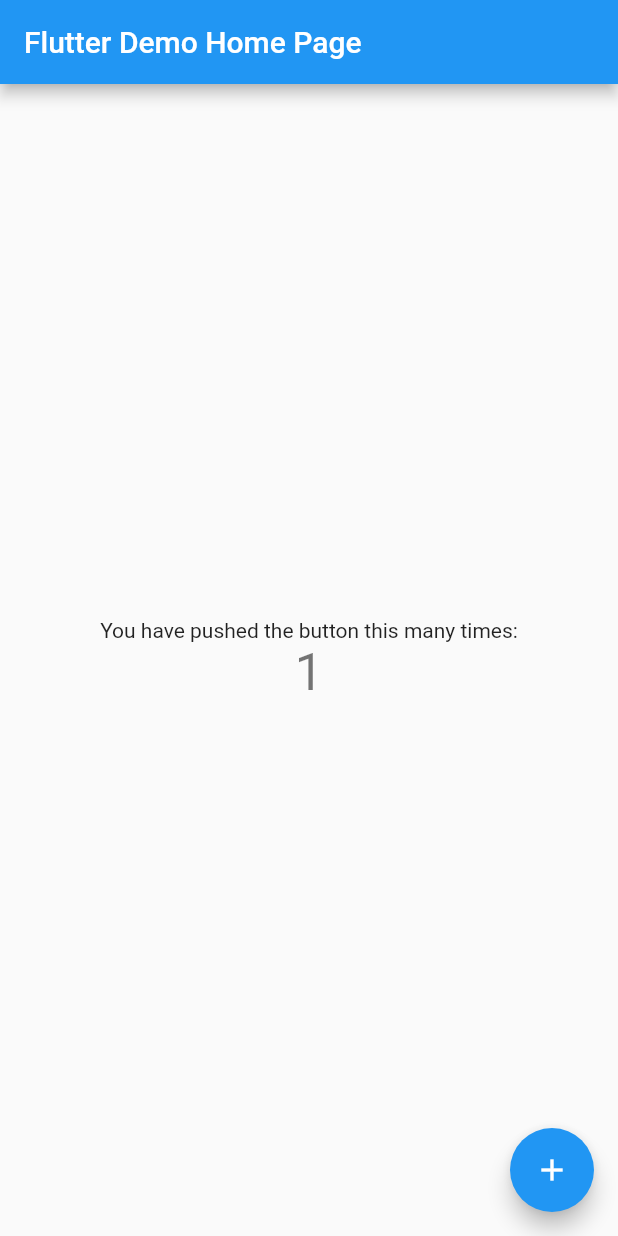
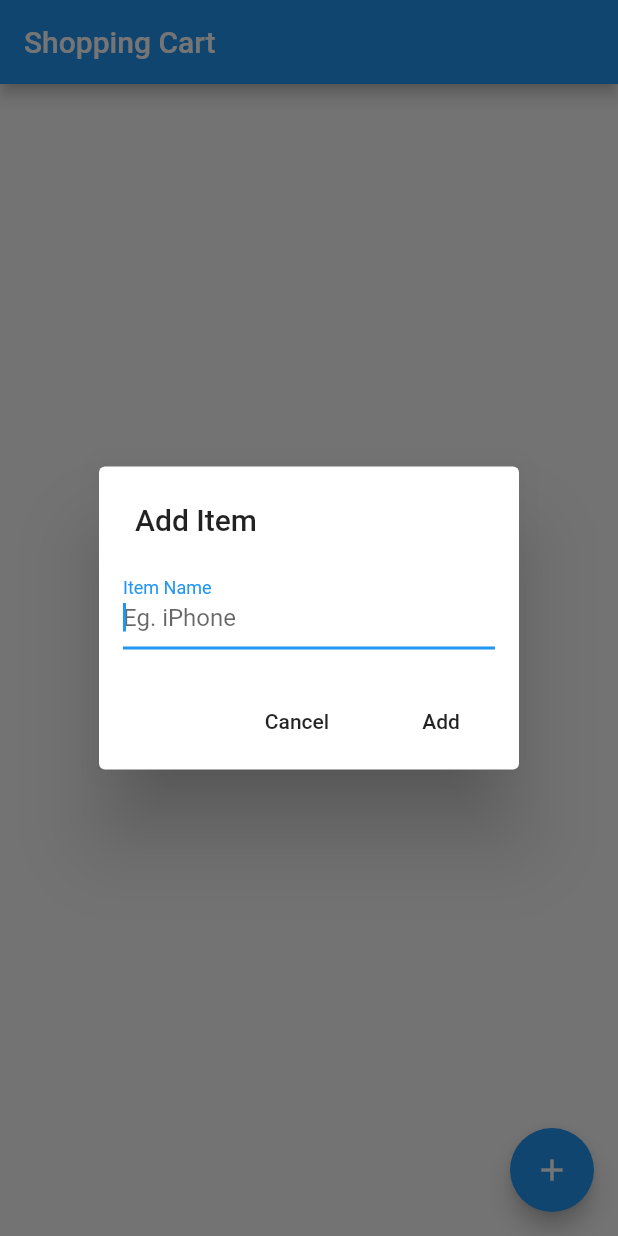
Before and after one commit to mkan0141/shopping_cart_redux, a Flutter app: the screen it shows after launch, after a tap on the "add" icon, on a phone screen of 412 x 824 dp. Run offline on Flutter 3.47's test engine with Material 2 defaults, Android fonts, the phone set to English and light mode, and no system bars; our stand-ins replace flutter_redux, redux.

```diff
--- a/lib/main.dart
+++ b/lib/main.dart
@@ -1,63 +1,166 @@
 import 'package:flutter/material.dart';
+import 'package:redux/redux.dart';
+import 'package:flutter_redux/flutter_redux.dart';
+import 'package:shopping_app/redux/state/model.dart';
+import 'package:shopping_app/redux/actions/actions.dart';
+import 'package:shopping_app/redux/reducers/reducers.dart';
 
-void main() => runApp(MyApp());
+void main() {
+  final store = new Store<List<CartItem>>(
+    cartItemsReducer,
+    initialState: new List(),
+  );
+  runApp(ShoppingApp(store));
+}
 
-class MyApp extends StatelessWidget {
+class ShoppingApp extends StatelessWidget {
+  final Store<List<CartItem>> store;
+
+  ShoppingApp(this.store);
+
   @override
   Widget build(BuildContext context) {
-    return MaterialApp(
+    return new StoreProvider(store: store, child: MaterialApp(
       title: 'Flutter Demo',
       theme: ThemeData(
         primarySwatch: Colors.blue,
       ),
-      home: MyHomePage(title: 'Flutter Demo Home Page'),
+      home: ShoppingCart(store),
+    ));
+  }
+}
+
+class ShoppingCart extends StatelessWidget {
+  final Store<List<CartItem>> store;
+
+  ShoppingCart(this.store);
+
+  @override
+  Widget build(BuildContext context) {
+    return new Scaffold(
+      appBar: new AppBar(
+        title: new Text("Shopping Cart"),
+      ),
+      body: new ShoppingList(),
+      floatingActionButton: new FloatingActionButton(
+          onPressed: () => _openAddItemDialog(context),
+        child: new Icon(Icons.add),
+      ),
+    );
+  }
+
+  _openAddItemDialog(BuildContext context) {
+    showDialog(context: context, builder: (context) => new AddItemDialog());
+  }
+
+}
+
+
+class ShoppingList extends StatelessWidget {
+  @override
+  Widget build(BuildContext context) {
+    return new StoreConnector<List<CartItem>, List<CartItem>>(
+      converter: (store) => store.state,
+      builder: (context, list) => new ListView.builder(
+        itemBuilder: (context, i) => new ShoppingItem(list[i]),
+        itemCount: list.length,
+      )
     );
   }
 }
 
-class MyHomePage extends StatefulWidget {
-  MyHomePage({Key key, this.title}) : super(key: key);
+class ShoppingItem extends StatefulWidget {
+  final CartItem item;
 
-  final String title;
+  ShoppingItem(this.item);
 
   @override
-  _MyHomePageState createState() => _MyHomePageState();
+  ShoppingItemState createState() => new ShoppingItemState();
 }
 
-class _MyHomePageState extends State<MyHomePage> {
-  int _counter = 0;
+typedef OnItemDelete = Function(CartItem item);
+typedef OnToggleStateItemAction = Function(CartItem item);
 
-  void _incrementCounter() {
-    setState(() {
-      _counter++;
-    });
+class ShoppingItemState extends State<ShoppingItem> {
+  @override
+  Widget build(BuildContext context) {
+    return new  StoreConnector<List<CartItem>, OnItemDelete>(
+      converter: (store) => (item) => store.dispatch(DeleteItemAction(item)),
+      builder: (context, callback) => Dismissible(
+        onDismissed: (_) { setState(() {
+          callback(widget.item);
+        }); },
+        key: new Key(widget.item.name),
+        child: new StoreConnector<List<CartItem>, OnToggleStateItemAction>(
+          converter: (store) => (item) => store.dispatch(ToggleStateItemAction(item)),
+          builder: (context, callback) => ListTile(
+            title: new Text(widget.item.name),
+            leading: new Checkbox(
+              value: widget.item.checked,
+              onChanged: (value){
+                print(value);
+                setState((){
+                  callback(CartItem(name: widget.item.name, checked: value));
+                });
+              }
+            )
+          ),
+        ),
+      ),
+    );
   }
+}
+
+
+typedef OnItemCallback = Function(String itemName);
+
+class AddItemDialog extends StatefulWidget {
+  @override
+  AddItemDialogState createState() => new AddItemDialogState();
+}
+
+
+class AddItemDialogState extends State<AddItemDialog> {
+  String itemName;
 
   @override
   Widget build(BuildContext context) {
-    return Scaffold(
-      appBar: AppBar(
-        title: Text(widget.title),
-      ),
-      body: Center(
-        child: Column(
-          mainAxisAlignment: MainAxisAlignment.center,
-          children: <Widget>[
-            Text(
-              'You have pushed the button this many times:',
+    return StoreConnector<List<CartItem>, OnItemCallback>(
+      converter: (store) => (itemName) => store.dispatch(AddItemAction(CartItem(name: itemName, checked: false))),
+      builder: (context, callback) =>
+          AlertDialog(
+            title: new Text("Add Item"),
+            contentPadding: const EdgeInsets.all(16.0),
+            content: new Row(
+              children: <Widget>[
+                new Expanded(
+                    child: new TextField(
+                      autofocus: true,
+                      decoration: new InputDecoration(
+                          labelText: "Item Name",
+                          hintText: "Eg. iPhone"
+                      ),
+                      onChanged: (value) {
+                        setState(() {
+                          itemName = value;
+                        });
+                      },
+                    )
+                )
+              ],
             ),
-            Text(
-              '$_counter',
-              style: Theme.of(context).textTheme.display1,
-            ),
-          ],
-        ),
-      ),
-      floatingActionButton: FloatingActionButton(
-        onPressed: _incrementCounter,
-        tooltip: 'Increment',
-        child: Icon(Icons.add),
-      ), // This trailing comma makes auto-formatting nicer for build methods.
+            actions: <Widget>[
+              new FlatButton(
+                  onPressed: () { Navigator.of(context).pop(); },
+                  child: new Text("Cancel")
+              ),
+              new FlatButton(
+                  onPressed: () { callback(itemName); Navigator.of(context).pop(); },
+                  child: new Text("Add")
+              )
+            ],
+          )
     );
+
   }
 }
--- /dev/null
+++ b/lib/redux/actions/actions.dart
@@ -0,0 +1,19 @@
+import 'package:shopping_app/redux/state/model.dart';
+
+class AddItemAction {
+  final CartItem item;
+
+  AddItemAction(this.item);
+}
+
+class DeleteItemAction {
+  final CartItem item;
+
+  DeleteItemAction(this.item);
+}
+
+class ToggleStateItemAction {
+  final CartItem item;
+
+  ToggleStateItemAction(this.item);
+}
--- /dev/null
+++ b/lib/redux/state/model.dart
@@ -0,0 +1,20 @@
+import 'package:meta/meta.dart';
+
+@immutable
+class AppState {
+  final int counter;
+
+  AppState({
+    this.counter
+  });
+}
+
+class CartItem {
+  String name;
+  bool checked;
+
+  CartItem({
+    @required this.name,
+    @required this.checked,
+  });
+}
--- a/pubspec.yaml
+++ b/pubspec.yaml
@@ -20,6 +20,8 @@ dependencies:
   flutter:
     sdk: flutter
   rxdart: ^0.22.0
+  redux: "^3.0.0"
+  flutter_redux: "^0.5.0"
 
   # The following adds the Cupertino Icons font to your application.
   # Use with the CupertinoIcons class for iOS style icons.
```
Also changed, not shown: lib/redux/reducers/reducers.dart (added, +32 -0 lines), pubspec.lock, 3 other files.
